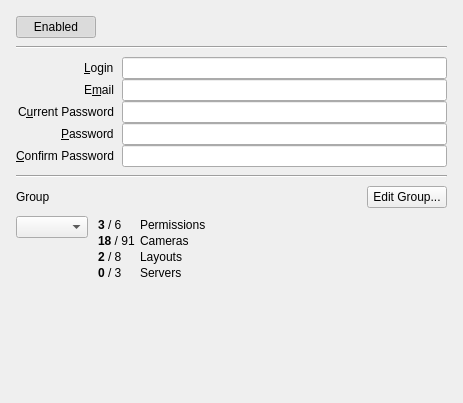
First picture: the form in client/src/ui/widgets/properties/user_settings_widget.ui, repository networkoptix/nx_open, before the edit.
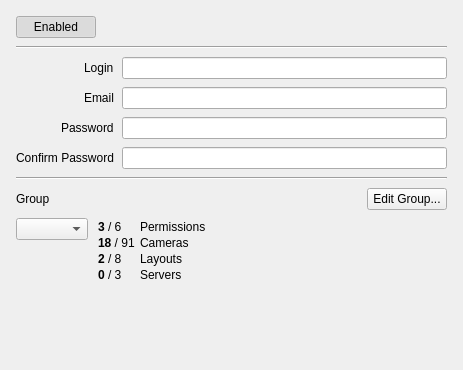
Second picture: the form after the edit.

Commit message:
VMS-2293: Create dialog for access rights setup
<==== Mercurial data ====>
Branch: dev_3.0.0_gui

The edit to the form file:
```diff
--- a/client/src/ui/widgets/properties/user_settings_widget.ui
+++ b/client/src/ui/widgets/properties/user_settings_widget.ui
@@ -7,7 +7,7 @@
     <x>0</x>
     <y>0</y>
     <width>463</width>
-    <height>403</height>
+    <height>370</height>
    </rect>
   </property>
   <layout class="QVBoxLayout" name="verticalLayout">
@@ -54,19 +54,10 @@
    </item>
    <item>
     <layout class="QGridLayout" name="propertiesLayout">
-     <property name="verticalSpacing">
-      <number>0</number>
-     </property>
      <item row="0" column="0" alignment="Qt::AlignRight">
       <widget class="QLabel" name="loginLabel">
        <property name="text">
-        <string>&amp;Login</string>
-       </property>
-       <property name="margin">
-        <number>12</number>
-       </property>
-       <property name="buddy">
-        <cstring>loginEdit</cstring>
+        <string>Login</string>
        </property>
       </widget>
      </item>
@@ -76,13 +67,7 @@
      <item row="1" column="0" alignment="Qt::AlignRight">
       <widget class="QLabel" name="emailLabel">
        <property name="text">
-        <string>E&amp;mail</string>
-       </property>
-       <property name="margin">
-        <number>12</number>
-       </property>
-       <property name="buddy">
-        <cstring>emailEdit</cstring>
+        <string>Email</string>
        </property>
       </widget>
      </item>
@@ -90,59 +75,27 @@
       <widget class="QLineEdit" name="emailEdit"/>
      </item>
      <item row="2" column="0" alignment="Qt::AlignRight">
-      <widget class="QLabel" name="currentPasswordLabel">
-       <property name="text">
-        <string>C&amp;urrent Password</string>
-       </property>
-       <property name="margin">
-        <number>12</number>
-       </property>
-       <property name="buddy">
-        <cstring>currentPasswordEdit</cstring>
-       </property>
-      </widget>
-     </item>
-     <item row="2" column="1">
-      <widget class="QLineEdit" name="currentPasswordEdit">
-       <property name="echoMode">
-        <enum>QLineEdit::Password</enum>
-       </property>
-      </widget>
-     </item>
-     <item row="3" column="0" alignment="Qt::AlignRight">
       <widget class="QLabel" name="passwordLabel">
        <property name="text">
-        <string>&amp;Password</string>
-       </property>
-       <property name="margin">
-        <number>12</number>
-       </property>
-       <property name="buddy">
-        <cstring>passwordEdit</cstring>
+        <string>Password</string>
        </property>
       </widget>
      </item>
-     <item row="3" column="1">
+     <item row="2" column="1">
       <widget class="QLineEdit" name="passwordEdit">
        <property name="echoMode">
         <enum>QLineEdit::Password</enum>
        </property>
       </widget>
      </item>
-     <item row="4" column="0" alignment="Qt::AlignRight">
+     <item row="3" column="0" alignment="Qt::AlignRight">
       <widget class="QLabel" name="confirmPasswordLabel">
        <property name="text">
-        <string>&amp;Confirm Password</string>
-       </property>
-       <property name="margin">
-        <number>12</number>
-       </property>
-       <property name="buddy">
-        <cstring>confirmPasswordEdit</cstring>
+        <string>Confirm Password</string>
        </property>
       </widget>
      </item>
-     <item row="4" column="1">
+     <item row="3" column="1">
       <widget class="QLineEdit" name="confirmPasswordEdit">
        <property name="echoMode">
         <enum>QLineEdit::Password</enum>
@@ -171,7 +124,11 @@
       </widget>
      </item>
      <item row="1" column="0" alignment="Qt::AlignTop">
-      <widget class="QComboBox" name="groupComboBox"/>
+      <widget class="QComboBox" name="groupComboBox">
+       <property name="sizeAdjustPolicy">
+        <enum>QComboBox::AdjustToContents</enum>
+       </property>
+      </widget>
      </item>
      <item row="1" column="1">
       <widget class="QLabel" name="permissionsLabel">
```
The commit also changes 19 other files.
